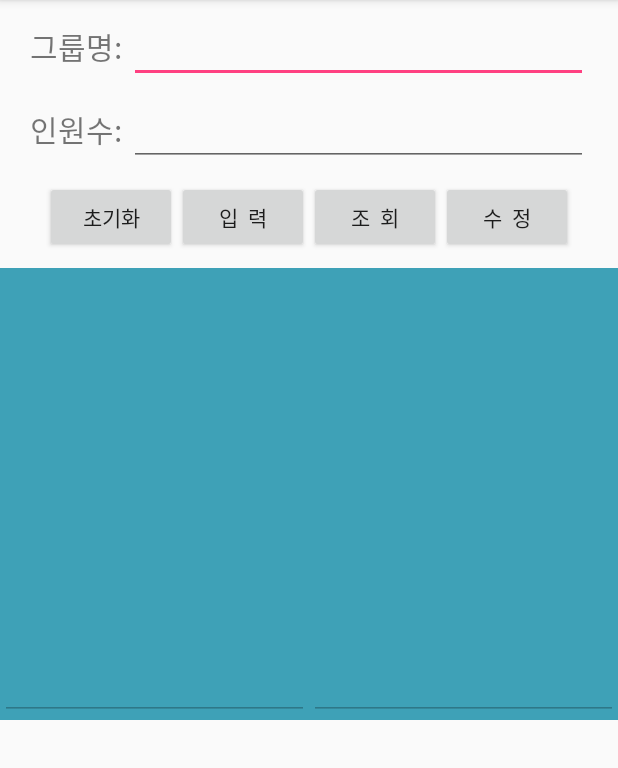
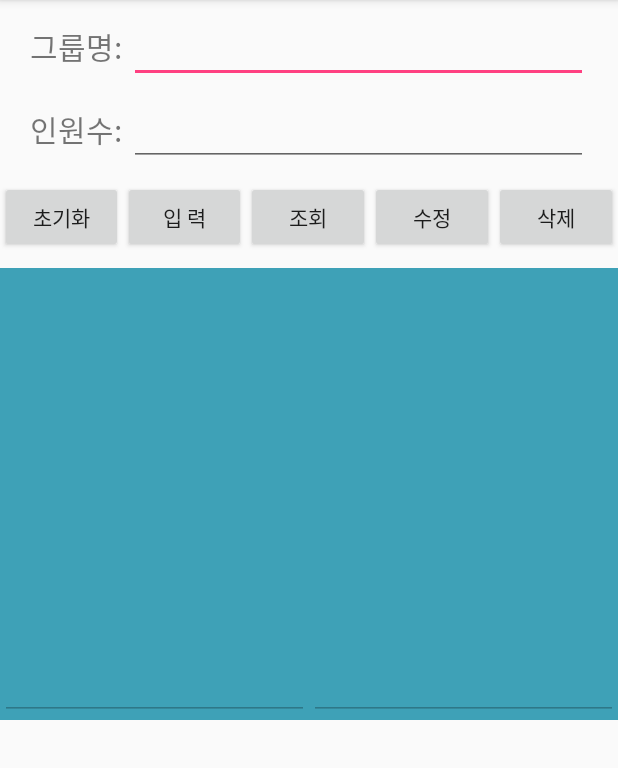
Before and after one commit to kjminn/DBEx, an Android app: the screen it shows after launch (MainActivity), on a phone screen of 412 x 824 dp, the part 84-852 px from its top. Run offline under Robolectric (Android 15) with nearby library versions, the phone set to English and light mode, and no system bars.

Commit message:
#7 Delete Button Completion

```diff
--- a/app/src/main/java/kjminn/kr/hs/emirim/dbex/MainActivity.java
+++ b/app/src/main/java/kjminn/kr/hs/emirim/dbex/MainActivity.java
@@ -13,7 +13,7 @@ import android.widget.Toast;
 
 public class MainActivity extends AppCompatActivity {
     EditText editName, editCount, editResultName, editResultCount;
-    Button butInit, butInsert, butSelect, butUpdate;
+    Button butInit, butInsert, butSelect, butUpdate, butDelete;
     MyDBHelper myHelper;
     SQLiteDatabase sqlDb;
 
@@ -29,6 +29,7 @@ public class MainActivity extends AppCompatActivity {
         butInsert=(Button)findViewById(R.id.but_insert);
         butSelect=(Button)findViewById(R.id.but_select);
         butUpdate=(Button)findViewById(R.id.but_update);
+        butDelete=(Button)findViewById(R.id.but_delete);
 
         //DB 생성
         myHelper=new MyDBHelper(this);
@@ -79,6 +80,16 @@ public class MainActivity extends AppCompatActivity {
                 Toast.makeText(MainActivity.this, "인원수가 수정됨", Toast.LENGTH_LONG).show();
             }
         });
+        butDelete.setOnClickListener(new View.OnClickListener() {
+            @Override
+            public void onClick(View view) {
+                sqlDb=myHelper.getWritableDatabase();
+                String sql="delete from idolTable where idolName='"+editName.getText()+"'";
+                sqlDb.execSQL(sql);
+                sqlDb.close();
+                Toast.makeText(MainActivity.this, "삭제되었음", Toast.LENGTH_LONG).show();
+            }
+        });
     }
 
     class MyDBHelper extends SQLiteOpenHelper{
--- a/app/src/main/res/layout/activity_main.xml
+++ b/app/src/main/res/layout/activity_main.xml
@@ -56,27 +56,38 @@
         >
         <Button
             android:id="@+id/but_init"
-            android:layout_width="wrap_content"
+            android:layout_width="0dp"
             android:layout_height="wrap_content"
+            android:layout_weight="1"
             android:text="초기화"
             />
         <Button
             android:id="@+id/but_insert"
-            android:layout_width="wrap_content"
+            android:layout_width="0dp"
             android:layout_height="wrap_content"
-            android:text="입  력"
+            android:layout_weight="1"
+            android:text="입 력"
             />
         <Button
             android:id="@+id/but_select"
-            android:layout_width="wrap_content"
+            android:layout_width="0dp"
             android:layout_height="wrap_content"
-            android:text="조  회"
+            android:layout_weight="1"
+            android:text="조회"
             />
         <Button
             android:id="@+id/but_update"
-            android:layout_width="wrap_content"
+            android:layout_width="0dp"
             android:layout_height="wrap_content"
-            android:text="수  정"
+            android:layout_weight="1"
+            android:text="수정"
+            />
+        <Button
+            android:id="@+id/but_delete"
+            android:layout_width="0dp"
+            android:layout_height="wrap_content"
+            android:layout_weight="1"
+            android:text="삭제"
             />
     </LinearLayout>
     <LinearLayout
```
